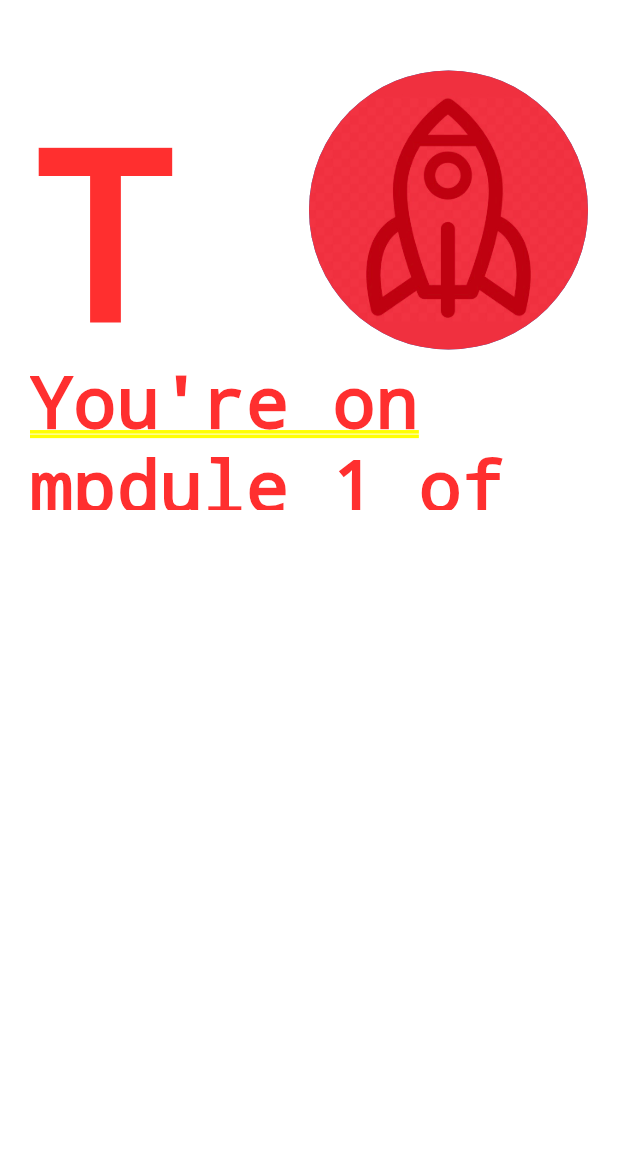
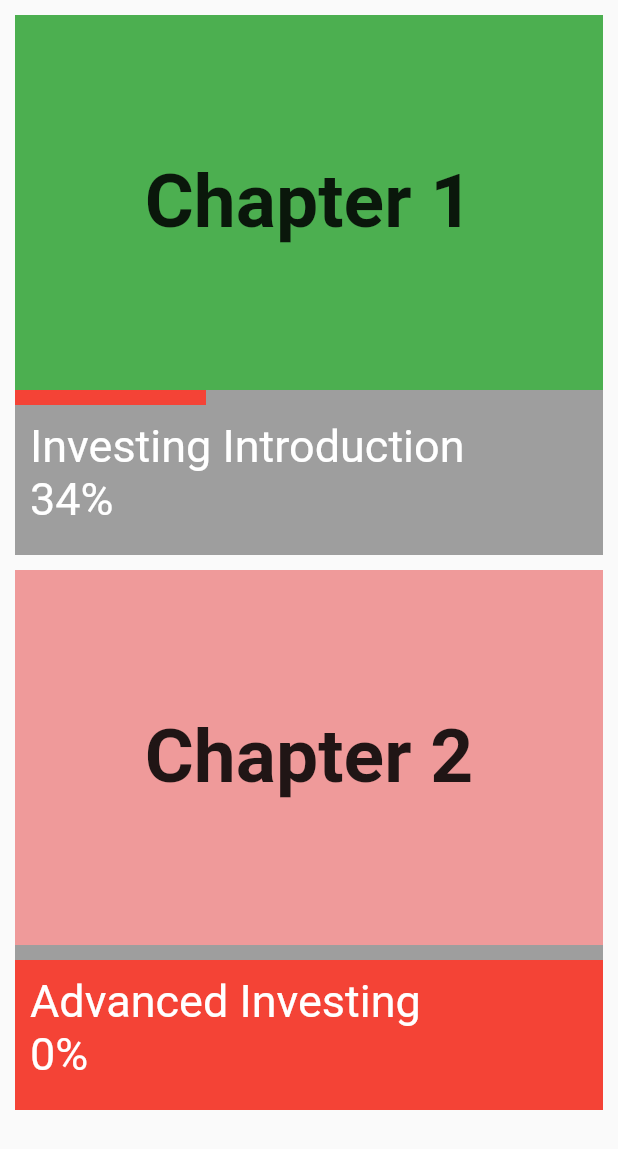
Before and after one commit to andyeung523/BocInvestSeed, a Flutter app: the Knowledge widget shown alone on an empty page, opened directly, on a phone screen of 412 x 824 dp. Shown: the top 1149 px of the screen. Run offline on Flutter 3.47's test engine with Material 2 defaults, Android fonts, the phone set to English and light mode, and no system bars; our stand-ins replace flutter_login, flutter_spinkit, font_awesome_flutter; missing offline and left inert: dart:ffi, oauth2.

Commit message:
added_photos

```diff
--- a/lib/page/tabs/knowlege.dart
+++ b/lib/page/tabs/knowlege.dart
@@ -1,15 +1,5 @@
 import 'package:flutter/material.dart';
-import 'package:invest_game/page/tabs/my_pro.dart';
-import '../home.dart';
-import 'customIcons.dart';
-import 'data.dart';
-import 'dart:math';
-import 'dart:io';
-import 'package:invest_game/model/login/custom_route.dart';
 // import 'package:oauth2/oauth2.dart' as oauth2;
-import 'package:oauth2/oauth2.dart';
-import 'package:invest_game/model/login/stockAPI.dart';
-import 'package:invest_game/page/tabs/query.dart';
 
 
 class Knowledge extends StatefulWidget {
@@ -18,63 +8,224 @@ class Knowledge extends StatefulWidget {
 }
 
 class _KnowlegeState extends State<Knowledge> {
+
+
   @override
   Widget build(BuildContext context) {
+    return SingleChildScrollView(
 
-    return Container(
-      child: SafeArea(
-        child: Scaffold(
-          backgroundColor: Colors.white,
-          body: SingleChildScrollView(
-            child: Column(
-              children: <Widget>[
-                Center(
-                  child: Container(
-                    margin: EdgeInsets.all(20),
-                    padding: EdgeInsets.fromLTRB(0, 20, 0, 0),
-                    child: Column(
-                      children: <Widget>[
+          child:Column(
+
+            //padding: EdgeInsets.only(top: 12),
+            children :<Widget>[
+
               Row(
+
               children: <Widget>[
                 Expanded(
-                              child: Container(
-                                height: 150,
-                                child: Text("Tips",style: DefaultTextStyle.of(context).style.apply(fontSizeFactor: 3.5)),
-                                //color: Colors.black,
+                  flex: 2,
+                  child: ClipRRect(
+                    // borderRadius: BorderRadius.circular(50.0),
+                  child: new Container(
+                    child: Center(child: Text('Chapter 1', style: TextStyle(fontSize: 50.0, fontWeight: FontWeight.bold),)),
+
+                    margin: EdgeInsets.fromLTRB(10, 10, 10, 0),
+                    height: 250.0,
+                    color: Colors.green,
                   ),
                   ),
+                ),
+
+              ]
+            ),
+            Row(
+
+              children: <Widget>[
                 Expanded(
-                              child: Container(
-                                height: 200,
-                                child: CircleAvatar(
-                                          backgroundImage: AssetImage('assets/rocket.JPG'),
-                                        )
-                                //color: Colors.black,
+
+                  flex: 2,
+                  child: ClipRRect(
+                  child: new Container(
+                    margin: EdgeInsets.fromLTRB(10, 0, 0, 0),
+                    height: 10.0,
+                    color: Colors.red,
+                  ),
+                  ),
+                ),
+
+                Expanded(
+
+                  flex: 4,
+                  child: ClipRRect(
+                  child: new Container(
+                    margin: EdgeInsets.fromLTRB(0,0, 10, 0),
+                    height: 10.0,
+                    color: Colors.grey[500],
+                    alignment: Alignment.centerLeft,
+                  ),
+                  ),
+                ),
+              ],
+            ),
+
+            Row(
+
+              children: <Widget>[
+                Expanded(
+
+
+                  child: ClipRRect(
+                  child: new Container(
+                    margin: EdgeInsets.fromLTRB(10, 0, 10, 0),
+                    height: 100.0,
+                    color: Colors.grey,
+                    child: Padding(
+                      padding: const EdgeInsets.all(10.0),
+                      child: Text("Investing Introduction     34%", style: TextStyle(fontSize: 30, color: Colors.white),),
+                    ),
+                  ),
+                  ),
+                ),
+
+
+              ],
+            ),
+
+
+            Row(
+
+              children: <Widget>[
+                Expanded(
+                  flex: 2,
+                  child: ClipRRect(
+                    // borderRadius: BorderRadius.circular(50.0),
+                  child: new Container(
+                    child: Center(child: Text('Chapter 2', style: TextStyle(fontSize: 50.0, fontWeight: FontWeight.bold),)),
+
+                    margin: EdgeInsets.fromLTRB(10, 10, 10, 0),
+                    height: 250.0,
+                    color: Colors.red[200],
+                  ),
+                  ),
+                ),
+
+              ]
+            ),
+            Row(
+
+              children: <Widget>[
+
+
+                Expanded(
+
+                  flex: 4,
+                  child: ClipRRect(
+                  child: new Container(
+                    margin: EdgeInsets.fromLTRB(10,0, 10, 0),
+                    height: 10.0,
+                    color: Colors.grey[500],
+                    alignment: Alignment.centerLeft,
+                  ),
                   ),
                 ),
               ],
             ),
             Row(
+
               children: <Widget>[
                 Expanded(
-                              child: Container(
-                                height: 100,
-                                child: Text("You\'re on mpdule 1 of 10",style: DefaultTextStyle.of(context).style.apply(fontSizeFactor: 1)),
-                                //color: Colors.black,
+
+                  flex: 2,
+                  child: ClipRRect(
+                  child: new Container(
+                    margin: EdgeInsets.fromLTRB(10, 0, 10, 0),
+                    height: 100.0,
+                    color: Colors.red,
+                    child: Padding(
+                      padding: const EdgeInsets.all(10.0),
+                      child: Text("Advanced Investing          0%", style: TextStyle(fontSize: 30, color: Colors.white),),
                     ),
-                            )
-                          ],
-                        )
-                      ],
-                    ),
-                    //color: colours,
-                  ),
-                )
-              ],
+
                   ),
                   ),
                 ),
+
+
+              ],
             ),
+
+
+
+            ]
+          ),
+
+
     );
   }
 }
+
+
+
+
+
+
+
+
+
+//     return Container(
+//       child: SafeArea(
+//         child: Scaffold(
+//           backgroundColor: Colors.white,
+//           body: SingleChildScrollView(
+//             child: Column(
+//               children: <Widget>[
+//                 Center(
+//                   child: Container(
+//                     margin: EdgeInsets.all(20),
+//                     padding: EdgeInsets.fromLTRB(0, 20, 0, 0),
+//                     child: Column(
+//                       children: <Widget>[
+//                         Row(
+//                           children: <Widget>[
+//                             Expanded(
+//                               child: Container(
+//                                 height: 150,
+//                                 child: Text("Tips",style: DefaultTextStyle.of(context).style.apply(fontSizeFactor: 3.5)),
+//                                 //color: Colors.black,
+//                               ),
+//                             ),
+//                             Expanded(
+//                               child: Container(
+//                                 height: 200,
+//                                 child: CircleAvatar(
+//                                           backgroundImage: AssetImage('assets/rocket.JPG'),
+//                                         )
+//                                 //color: Colors.black,
+//                               ),
+//                             ),
+//                           ],
+//                         ),
+//                         Row(
+//                           children: <Widget>[
+//                             Expanded(
+//                               child: Container(
+//                                 height: 100,
+//                                 child: Text("You\'re on mpdule 1 of 10",style: DefaultTextStyle.of(context).style.apply(fontSizeFactor: 1)),
+//                                 //color: Colors.black,
+//                               ),
+//                             )
+//                           ],
+//                         )
+//                       ],
+//                     ),
+//                     //color: colours,
+//                   ),
+//                 )
+//               ],
+//             ),
+//           ),
+//         ),
+//       ),
+//     );
+//   }
+// }
```
Also changed, not shown: assets/Investment Distribution.png (added). Lines whose indentation alone changed are shown as unchanged.
